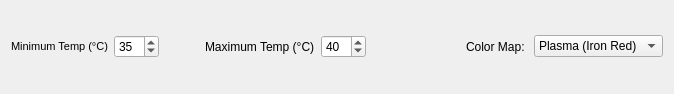
Qt form resources/views/algorithms/ThermalRange.ui (crgrove/automated-drone-image-analysis-tool) before a commit.
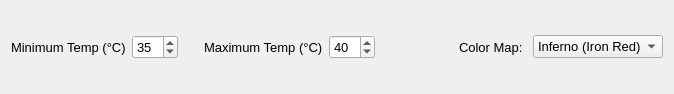
The same form after that commit.

Commit message: Adding thermal anomaly algorithm.

Patch:
```diff
--- a/resources/views/algorithms/ThermalRange.ui
+++ b/resources/views/algorithms/ThermalRange.ui
@@ -22,7 +22,7 @@
         <widget class="QLabel" name="minTempLabel">
          <property name="font">
           <font>
-           <pointsize>8</pointsize>
+           <pointsize>10</pointsize>
           </font>
          </property>
          <property name="text">
@@ -32,6 +32,11 @@
        </item>
        <item>
         <widget class="QSpinBox" name="minTempSpinBox">
+         <property name="font">
+          <font>
+           <pointsize>10</pointsize>
+          </font>
+         </property>
          <property name="minimum">
           <number>-30</number>
          </property>
@@ -53,7 +58,7 @@
          </property>
          <property name="sizeHint" stdset="0">
           <size>
-           <width>40</width>
+           <width>20</width>
            <height>20</height>
           </size>
          </property>
@@ -61,6 +66,11 @@
        </item>
        <item>
         <widget class="QLabel" name="maxTempLabel">
+         <property name="font">
+          <font>
+           <pointsize>10</pointsize>
+          </font>
+         </property>
          <property name="text">
           <string>Maximum Temp (°C)</string>
          </property>
@@ -68,6 +78,11 @@
        </item>
        <item>
         <widget class="QSpinBox" name="maxTempSpinBox">
+         <property name="font">
+          <font>
+           <pointsize>10</pointsize>
+          </font>
+         </property>
          <property name="minimum">
           <number>-30</number>
          </property>
@@ -97,6 +112,11 @@
        </item>
        <item>
         <widget class="QLabel" name="colorMapLabel">
+         <property name="font">
+          <font>
+           <pointsize>10</pointsize>
+          </font>
+         </property>
          <property name="text">
           <string>Color Map: </string>
          </property>
@@ -104,9 +124,14 @@
        </item>
        <item>
         <widget class="QComboBox" name="colorMapComboBox">
+         <property name="font">
+          <font>
+           <pointsize>10</pointsize>
+          </font>
+         </property>
          <item>
           <property name="text">
-           <string>Plasma (Iron Red)</string>
+           <string>Inferno (Iron Red)</string>
           </property>
          </item>
          <item>
```
The commit also changes 30 other files.
